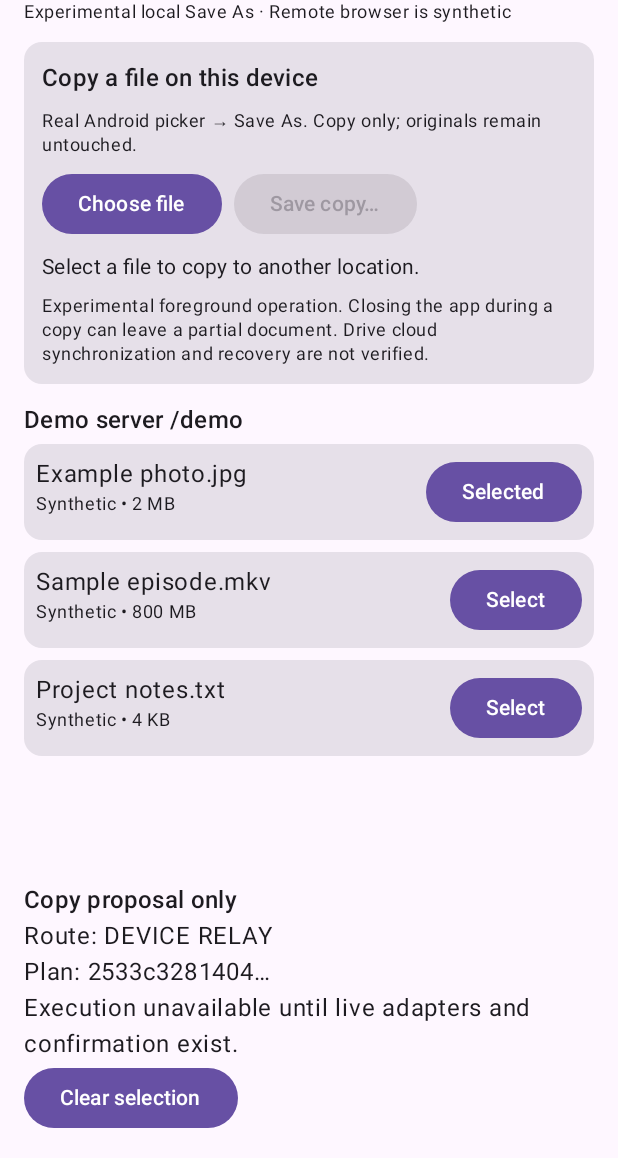
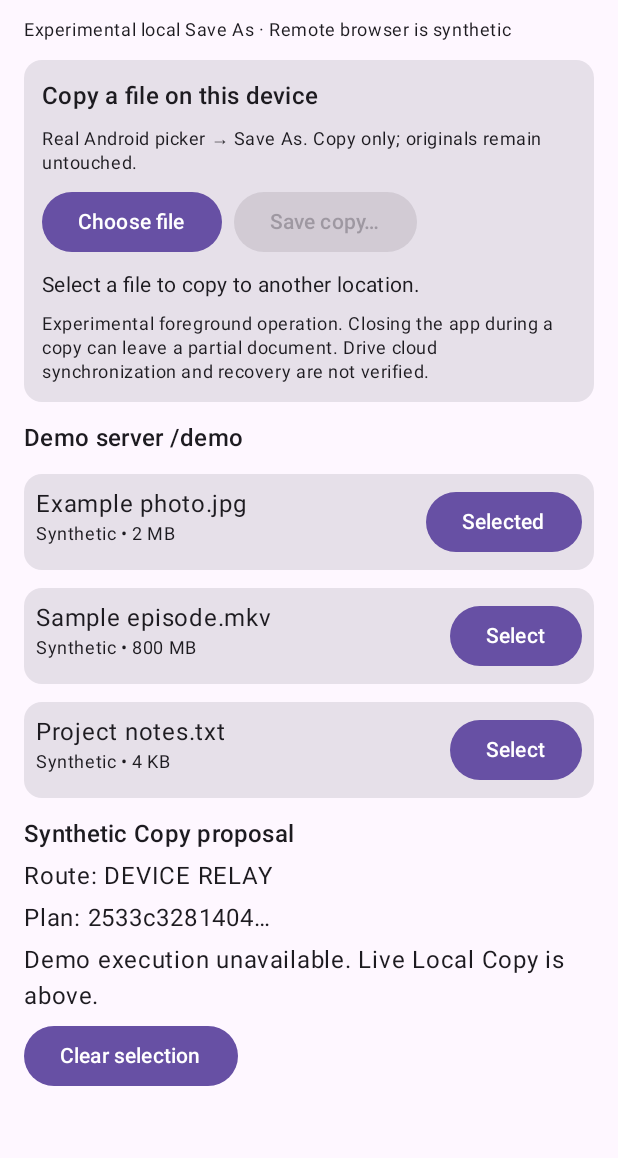
Before and after one commit to gamesbyian/Expository, an Android app built with Jetpack Compose: the screen it shows after launch (TransferActivity), after a tap on "Select", on a phone screen of 412 x 824 dp, the part 78-1236 px from its top. Run offline under Robolectric (Android 15) with nearby library versions, the light colour scheme and no system bars.

Commit message:
fix(android): single accessible vertical scroller for 200% text and small phones

```diff
--- a/android-transfer/app/src/main/java/dev/expository/transfer/TransferActivity.kt
+++ b/android-transfer/app/src/main/java/dev/expository/transfer/TransferActivity.kt
@@ -7,7 +7,6 @@ import androidx.activity.compose.setContent
 import androidx.compose.foundation.layout.Arrangement
 import androidx.compose.foundation.layout.Column
 import androidx.compose.foundation.layout.Row
-import androidx.compose.foundation.layout.Spacer
 import androidx.compose.foundation.layout.fillMaxSize
 import androidx.compose.foundation.layout.fillMaxWidth
 import androidx.compose.foundation.layout.padding
@@ -67,17 +66,21 @@ private fun DeveloperPreview() {
                 destinationListing = DestinationListing("synthetic-listing-1", true, emptyList())), 0L)
     }
     Scaffold { padding ->
-        Column(Modifier.fillMaxSize().padding(padding).padding(16.dp)) {
-            Text("Expository Transfer", style = MaterialTheme.typography.headlineMedium)
+        // One scroll owner: at 200% font scale or short phone heights, the
+        // picker actions and receipts never disappear behind a squeezed list.
+        LazyColumn(
+            Modifier.fillMaxSize().padding(padding).padding(16.dp),
+            verticalArrangement = Arrangement.spacedBy(12.dp)
+        ) {
+            item { Text("Expository Transfer", style = MaterialTheme.typography.headlineMedium) }
+            item {
                 Text("Experimental local Save As · Remote browser is synthetic",
                     style = MaterialTheme.typography.bodySmall)
-            Spacer(Modifier.padding(6.dp))
-            LocalCopyCard()
-            Spacer(Modifier.padding(6.dp))
-            Text("Demo server /demo", style = MaterialTheme.typography.titleMedium)
-            LazyColumn(Modifier.weight(1f)) {
+            }
+            item { LocalCopyCard() }
+            item { Text("Demo server /demo", style = MaterialTheme.typography.titleMedium) }
             items(demoFiles, key = { it.name }) { item ->
-                    Card(Modifier.fillMaxWidth().padding(vertical = 4.dp)) {
+                Card(Modifier.fillMaxWidth()) {
                     Row(Modifier.fillMaxWidth().padding(8.dp),
                         horizontalArrangement = Arrangement.SpaceBetween) {
                         Column(Modifier.weight(1f)) {
@@ -90,16 +93,19 @@ private fun DeveloperPreview() {
                     }
                 }
             }
-            }
+            item {
                 if (plan == null) {
-                Text("Choose a demo file to inspect its Copy plan.")
+                    Text("Choose a demo file to inspect its synthetic Copy plan.")
                 } else {
-                Text("Copy proposal only", style = MaterialTheme.typography.titleMedium)
+                    Column(verticalArrangement = Arrangement.spacedBy(4.dp)) {
+                        Text("Synthetic Copy proposal", style = MaterialTheme.typography.titleMedium)
                         Text("Route: " + plan.route.name.replace('_', ' '))
                         Text("Plan: " + plan.digest.take(12) + "…")
-                Text("Execution unavailable until live adapters and confirmation exist.")
+                        Text("Demo execution unavailable. Live Local Copy is above.")
                         Button(onClick = { selected = null }) { Text("Clear selection") }
                     }
                 }
             }
         }
+    }
+}
```
Lines whose indentation alone changed are shown as unchanged.
